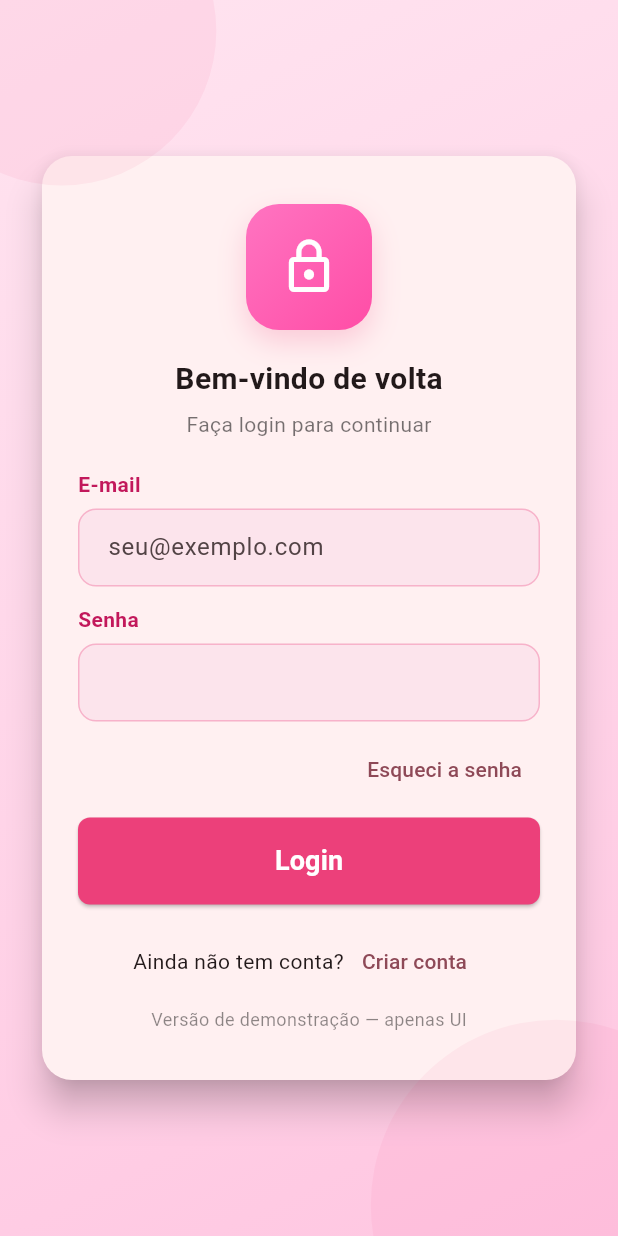
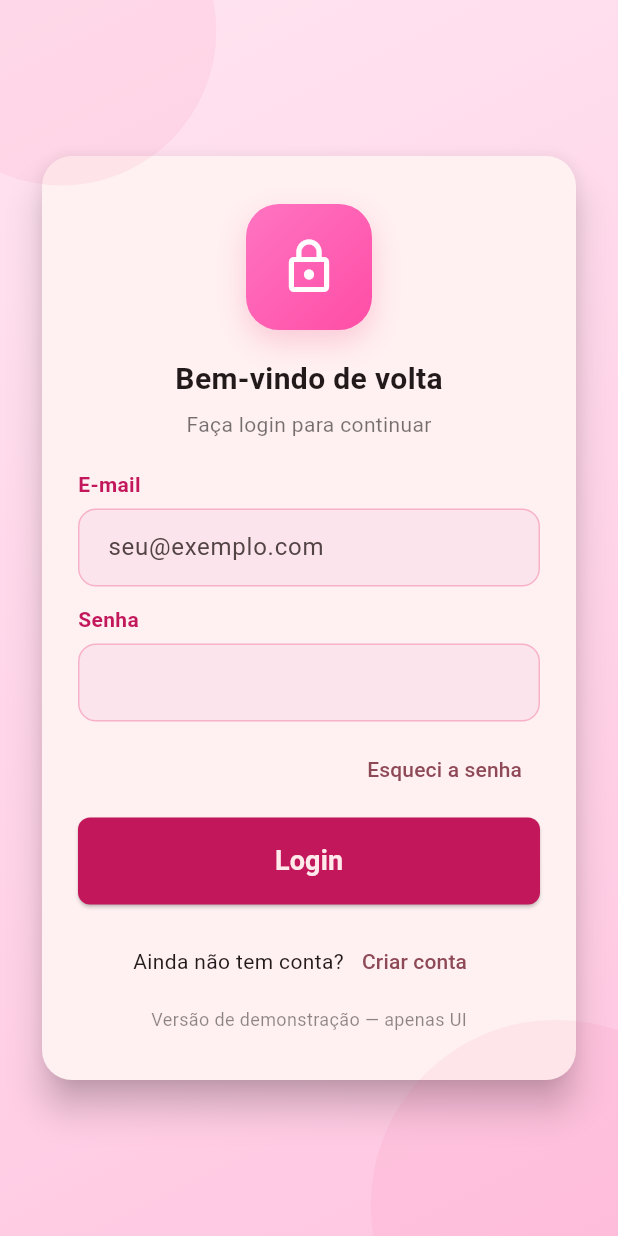
Before and after one commit to leticiare/bloom, a Flutter app: the screen it shows after launch, on a phone screen of 412 x 824 dp. Run offline on Flutter 3.47's test engine with Material 3 defaults, Android fonts, the phone set to English and light mode, and no system bars.

Commit message:
style: adição da paleta de cores do projeto

```diff
--- /dev/null
+++ b/bloom-app/lib/src/core/theme/app_colors.dart
@@ -0,0 +1,18 @@
+// app_colors.dart
+
+import 'package:flutter/material.dart';
+
+class AppColors {
+  // Cores primárias
+  static const Color depperPink = Color(0xFFC2185B);
+  static const Color darkerPink = Color(0xFFE91E63);
+  static const Color boldPink = Color(0xFFEC407A);
+  static const Color mediumPink = Color(0xFFF48FB1);
+  static const Color lightPink = Color(0xFFFFE9EB);
+  // Cores neutras
+  static const Color background = Color(0xFFFAFAFA);
+  static const Color white = Color(0xFFFFFFFF);
+  // Cores escuras
+  static const Color grey = Color(0xFFB9B9B9);
+  static const Color black = Color(0xFF000000);
+}
--- a/bloom-app/lib/src/shared/widgets/primary_button.dart
+++ b/bloom-app/lib/src/shared/widgets/primary_button.dart
@@ -1,6 +1,7 @@
 // primary_button.dart
 
 import 'package:flutter/material.dart';
+import 'package:app/src/core/theme/app_colors.dart';
 
 class PrimaryButton extends StatelessWidget {
   // O texto que aparecerá no botão.
@@ -20,9 +21,9 @@ class PrimaryButton extends StatelessWidget {
       child: ElevatedButton(
         style: ElevatedButton.styleFrom(
           // Define a cor de fundo do botão.
-          backgroundColor: Colors.pink.shade400,
+          backgroundColor: AppColors.depperPink,
           // Define a cor do texto do botão.
-          foregroundColor: Colors.white,
+          foregroundColor: AppColors.lightPink,
           // Define o padding interno do botão.
           padding: const EdgeInsets.symmetric(vertical: 16),
           // Borda arredondada do botão.
```
